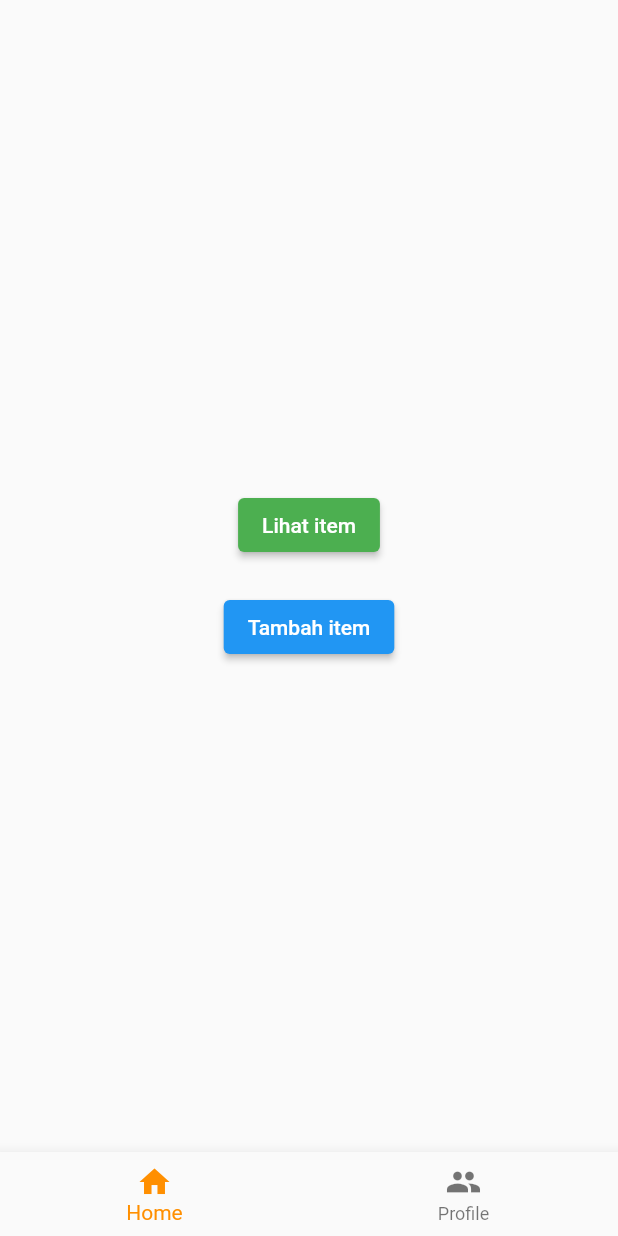
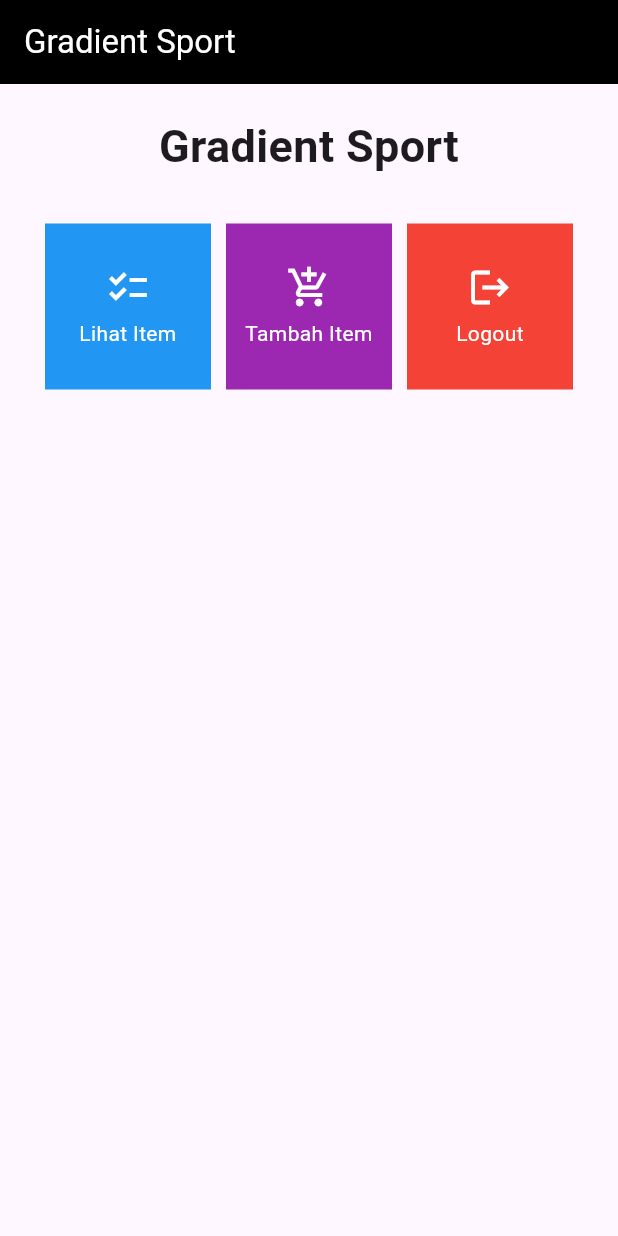
Before and after one commit to gilangp03/gradient-sport, a Flutter app: the screen it shows after launch, on a phone screen of 412 x 824 dp. Run offline on Flutter 3.47's test engine with Material 2 defaults, Android fonts, the phone set to English and light mode, and no system bars.

```diff
--- a/lib/main.dart
+++ b/lib/main.dart
@@ -1,19 +1,38 @@
 import 'package:flutter/material.dart';
-import 'package:gradient_sport/screen/main_page.dart';
+import 'screen/home_page.dart';
 
-/// Flutter code sample for [BottomNavigationBar].
+void main() {
+  runApp(const MyApp());
+}
 
-void main() => runApp(const BottomNavigationBarExampleApp());
+class MyApp extends StatelessWidget {
+  const MyApp({super.key});
 
-class BottomNavigationBarExampleApp extends StatelessWidget {
-  const BottomNavigationBarExampleApp({super.key});
-
+  // This widget is the root of your application.
   @override
   Widget build(BuildContext context) {
-    return const MaterialApp(
-      home: Scaffold(
-        body: MainPage(),
-      )
+    return MaterialApp(
+      title: 'Flutter Demo',
+      theme: ThemeData(
+        // This is the theme of your application.
+        //
+        // TRY THIS: Try running your application with "flutter run". You'll see
+        // the application has a blue toolbar. Then, without quitting the app,
+        // try changing the seedColor in the colorScheme below to Colors.green
+        // and then invoke "hot reload" (save your changes or press the "hot
+        // reload" button in a Flutter-supported IDE, or press "r" if you used
+        // the command line to start the app).
+        //
+        // Notice that the counter didn't reset back to zero; the application
+        // state is not lost during the reload. To reset the state, use hot
+        // restart instead.
+        //
+        // This works for code too, not just values: Most code changes can be
+        // tested with just a hot reload.
+        colorScheme: ColorScheme.fromSeed(seedColor: Colors.deepPurple),
+        useMaterial3: true,
+      ),
+      home: HomePage(),
     );
   }
 }
--- /dev/null
+++ b/lib/screen/home_page.dart
@@ -0,0 +1,112 @@
+import 'package:flutter/material.dart';
+
+class HomePage extends StatelessWidget {
+  HomePage({super.key});
+
+final List<ShopItem> items = [
+    ShopItem("Lihat Item", Icons.checklist, Colors.blue),
+    ShopItem("Tambah Item", Icons.add_shopping_cart, Colors.purple),
+    ShopItem("Logout", Icons.logout, Colors.red),
+];
+
+  @override
+  Widget build(BuildContext context) {
+    return Scaffold(
+      appBar: AppBar(
+        backgroundColor: Colors.black,
+        title: const Text(
+          'Gradient Sport', style: TextStyle(color: Colors.white),
+        ),
+      ),
+      body: SingleChildScrollView(
+        // Widget wrapper yang dapat discroll
+        child: Padding(
+          padding: const EdgeInsets.all(10.0), // Set padding dari halaman
+          child: Column(
+            // Widget untuk menampilkan children secara vertikal
+            children: <Widget>[
+              const Padding(
+                padding: EdgeInsets.only(top: 10.0, bottom: 10.0),
+                // Widget Text untuk menampilkan tulisan dengan alignment center dan style yang sesuai
+                child: Text(
+                  'Gradient Sport', // Text yang menandakan toko
+                  textAlign: TextAlign.center,
+                  style: TextStyle(
+                    fontSize: 30,
+                    fontWeight: FontWeight.bold,
+                  ),
+                ),
+              ),
+              // Grid layout
+              GridView.count(
+                // Container pada card kita.
+                primary: true,
+                padding: const EdgeInsets.all(20),
+                crossAxisSpacing: 10,
+                mainAxisSpacing: 10,
+                crossAxisCount: 3,
+                shrinkWrap: true,
+                children: items.map((ShopItem item) {
+                  // Iterasi untuk setiap item
+                  return ShopCard(item);
+                }).toList(),
+              ),
+            ],
+          ),
+        ),
+      ),
+    );
+  }
+}
+
+class ShopItem {
+  final String name;
+  final IconData icon;
+  final Color color;
+  ShopItem(this.name, this.icon, this.color);
+}
+
+class ShopCard extends StatelessWidget {
+  final ShopItem item;
+
+  const ShopCard(this.item, {super.key}); // Constructor
+
+  @override
+  Widget build(BuildContext context) {
+    return Material(
+      color: item.color,
+      child: InkWell(
+        // Area responsive terhadap sentuhan
+        onTap: () {
+          // Memunculkan SnackBar ketika diklik
+          ScaffoldMessenger.of(context)
+            ..hideCurrentSnackBar()
+            ..showSnackBar(SnackBar(
+                content: Text("Kamu telah menekan tombol ${item.name}!")));
+        },
+        child: Container(
+          // Container untuk menyimpan Icon dan Text
+          padding: const EdgeInsets.all(8),
+          child: Center(
+            child: Column(
+              mainAxisAlignment: MainAxisAlignment.center,
+              children: [
+                Icon(
+                  item.icon,
+                  color: Colors.white,
+                  size: 30.0,
+                ),
+                const Padding(padding: EdgeInsets.all(3)),
+                Text(
+                  item.name,
+                  textAlign: TextAlign.center,
+                  style: const TextStyle(color: Colors.white),
+                ),
+              ],
+            ),
+          ),
+        ),
+      ),
+    );
+  }
+}
--- a/lib/screen/main_page.dart
+++ /dev/null
@@ -1,85 +0,0 @@
-import 'package:flutter/material.dart';
-
-class MainPage extends StatefulWidget {
-  const MainPage({super.key});
-
-  @override
-  State<MainPage> createState() =>
-      _MainPageState();
-}
-
-class _MainPageState
-    extends State<MainPage> {
-  int _selectedIndex = 0;
-  static const TextStyle optionStyle =
-      TextStyle(fontSize: 30, fontWeight: FontWeight.bold);
-  late List<Widget> _widgetOptions = <Widget>[
-      Center(child: Column(mainAxisAlignment: MainAxisAlignment.center,children: [ElevatedButton(onPressed: (){
-        final snackBar = SnackBar(
-            content: const Text('Kamu telah menekan tombol Lihat Item'),
-            action: SnackBarAction(
-              label: 'Undo',
-              onPressed: () {
-                // Some code to undo the change.
-              },
-            ),
-          );
-          ScaffoldMessenger.of(context).showSnackBar(snackBar);
-      }, child: Text("Lihat item"), style: TextButton.styleFrom(backgroundColor: Colors.green),),
-      SizedBox(height: 20,),
-      ElevatedButton(onPressed: (){
-        final snackBar = SnackBar(
-            content: const Text('Kamu telah menekan tombol Tambah item'),
-            action: SnackBarAction(
-              label: 'Undo',
-              onPressed: () {
-                // Some code to undo the change.
-              },
-            ),
-          );
-          ScaffoldMessenger.of(context).showSnackBar(snackBar);
-      }, child: Text("Tambah item"),style: TextButton.styleFrom(backgroundColor: Colors.blue),),],),),
-      Center(child: ElevatedButton(child: Text("Logout"), onPressed: (){final snackBar = SnackBar(
-            content: const Text('Kamu telah menekan tombol Logout'),
-            action: SnackBarAction(
-              label: 'Undo',
-              onPressed: () {
-                // Some code to undo the change.
-              },
-            ),
-          );
-          ScaffoldMessenger.of(context).showSnackBar(snackBar);
-          },style :TextButton.styleFrom(backgroundColor: Colors.yellow),),)
-
-  ];
-
-  void _onItemTapped(int index) {
-    setState(() {
-      _selectedIndex = index;
-    });
-  }
-
-  @override
-  Widget build(BuildContext context) {
-    return Scaffold(
-      body: Center(
-        child: _widgetOptions.elementAt(_selectedIndex),
-      ),
-      bottomNavigationBar: BottomNavigationBar(
-        items: const <BottomNavigationBarItem>[
-          BottomNavigationBarItem(
-            icon: Icon(Icons.home),
-            label: 'Home',
-          ),
-          BottomNavigationBarItem(
-            icon: Icon(Icons.people),
-            label: 'Profile',
-          ),
-        ],
-        currentIndex: _selectedIndex,
-        selectedItemColor: Colors.amber[800],
-        onTap: _onItemTapped,
-      ),
-    );
-  }
-}
```
Also changed, not shown: 2 other files.
